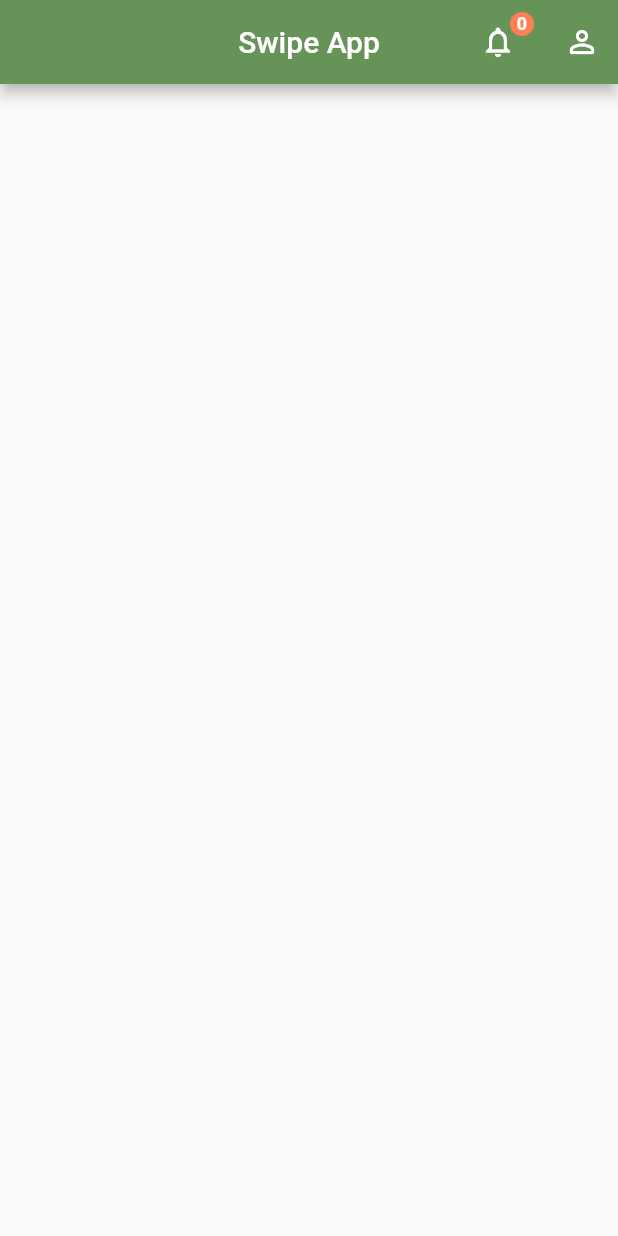
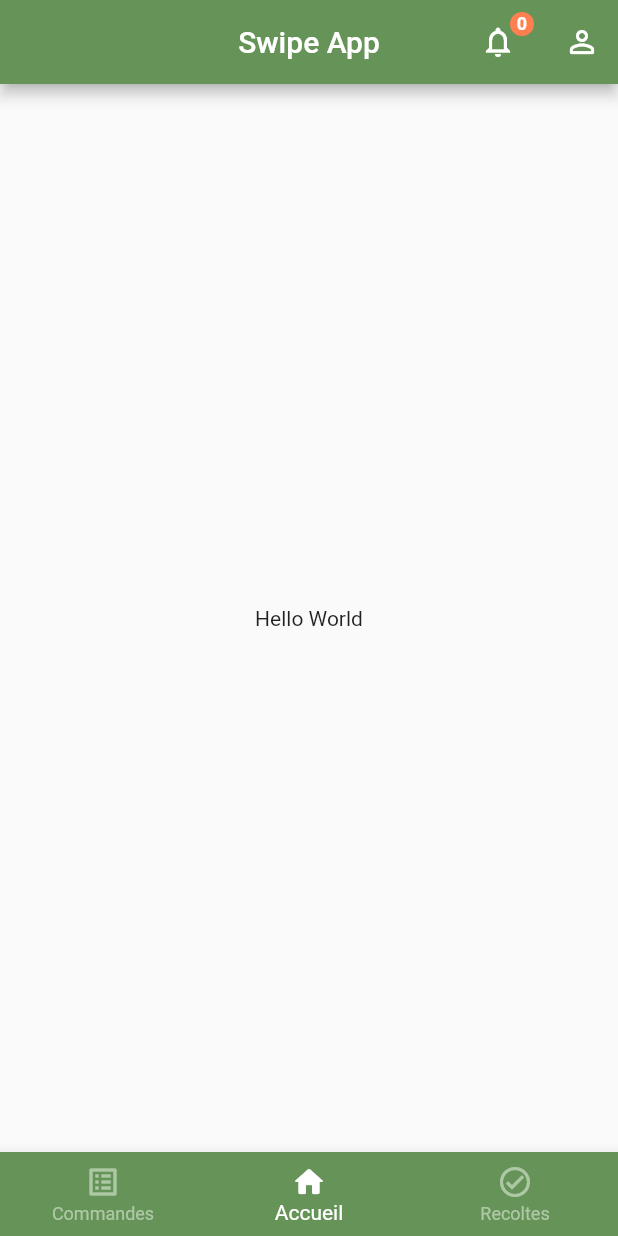
Before and after one commit to agnilondapakou/swipe_app, a Flutter app: the screen it shows after launch, on a phone screen of 412 x 824 dp. Run offline on Flutter 3.47's test engine with Material 2 defaults, Android fonts, the phone set to English and light mode, and no system bars.

Commit message:
first version of bottom navigation bar widget

```diff
--- a/lib/pages/entreprise/profile_page.dart
+++ b/lib/pages/entreprise/profile_page.dart
@@ -1,4 +1,5 @@
 import 'package:flutter/material.dart';
+import 'package:swipe_app/widgets/nav_bar_widget.dart';
 import 'package:swipe_app/widgets/top_bar_widget.dart';
 
 class LoginPage extends StatelessWidget {
@@ -6,13 +7,17 @@ class LoginPage extends StatelessWidget {
 
   @override
   Widget build(BuildContext context) {
-    return const Scaffold(
+    return Scaffold(
       appBar: TopBarWidget(
         title: 'Swipe App',
         notification_icon: Icon(Icons.notifications_outlined),
         profile_icon: Icon(Icons.person_outline_rounded),
         notification_counter: '0',
       ),
+      bottomNavigationBar: NavBarWidget(),
+      body: Center(
+        child: Text('Hello World'),
+      ),
     );
   }
 }
--- /dev/null
+++ b/lib/widgets/nav_bar_widget.dart
@@ -0,0 +1,53 @@
+import 'package:flutter/material.dart';
+
+class NavBarWidget extends StatefulWidget {
+  const NavBarWidget({super.key});
+
+  @override
+  // ignore: library_private_types_in_public_api
+  _NavBarWidgetState createState() => _NavBarWidgetState();
+}
+
+// ignore: must_be_immutable
+class _NavBarWidgetState extends State<NavBarWidget> {
+  int selectedIndex = 1;
+
+  Size get preferredSize => const Size.fromHeight(kToolbarHeight);
+
+  @override
+  Widget build(BuildContext context) {
+    return BottomNavigationBar(
+      backgroundColor: const Color(0xFF669358),
+      unselectedItemColor: Color.fromARGB(255, 174, 200, 166),
+      selectedItemColor: Colors.white,
+      items: const [
+        BottomNavigationBarItem(
+          icon: Icon(Icons.list_alt_outlined),
+          label: 'Commandes',
+        ),
+        // BottomNavigationBarItem(
+        //   icon: Icon(Icons.search_outlined),
+        //   label: 'Recherche',
+        // ),
+        BottomNavigationBarItem(
+          icon: Icon(Icons.home_rounded),
+          label: 'Accueil',
+        ),
+        // BottomNavigationBarItem(
+        //   icon: Icon(Icons.pin_drop_rounded),
+        //   label: 'Carte',
+        // ),
+        BottomNavigationBarItem(
+          icon: Icon(Icons.check_circle_outline_outlined),
+          label: 'Recoltes',
+        ),
+      ],
+      currentIndex: selectedIndex,
+      onTap: (index) {
+        setState(() {
+          selectedIndex = index;
+        });
+      },
+    );
+  }
+}
```
